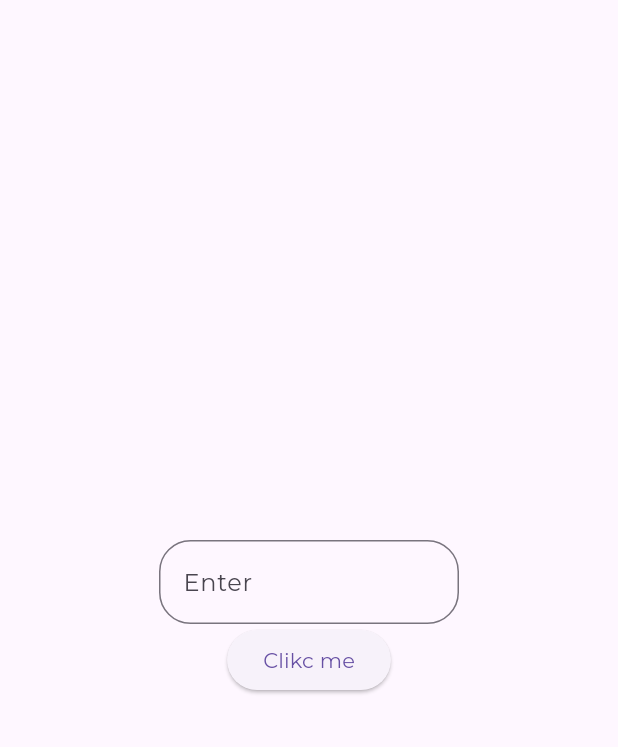
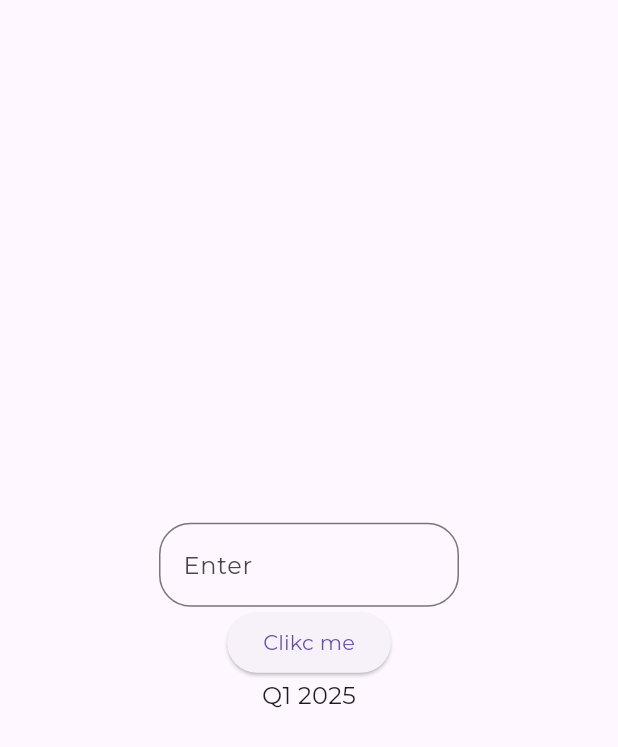
Before and after one commit to masked-redhat/learn-flutter, a Flutter app: the screen it shows after launch, on a phone screen of 412 x 824 dp. Shown: the top 747 px of the screen. Run offline on Flutter 3.47's test engine with Material 3 defaults, Android fonts, the phone set to English and light mode, and no system bars; project files that could hold a hidden picture were left out.

Commit message:
learn: date formatting

```diff
--- a/lib/main.dart
+++ b/lib/main.dart
@@ -1,6 +1,7 @@
 import 'package:app1/util/util.dart';
 import 'package:flutter/material.dart';
 import 'package:flutter/services.dart';
+import 'package:intl/intl.dart';
 
 void main() {
   runApp(const MainApp());
@@ -37,7 +38,7 @@ class MainWidget extends StatelessWidget {
         child: Column(
           mainAxisAlignment: MainAxisAlignment.center,
           children: [
-            Container(
+            SizedBox(
               width: 200,
               child: TextField(
                 controller: fieldController,
@@ -54,6 +55,7 @@ class MainWidget extends StatelessWidget {
               onPressed: () => print(fieldController.text),
               child: Text("Clikc me"),
             ),
+            Text('${DateFormat('yQQQ').format(DateTime.now())}'),
           ],
         ),
       ),
--- a/pubspec.yaml
+++ b/pubspec.yaml
@@ -14,6 +14,7 @@ dev_dependencies:
   flutter_test:
     sdk: flutter
   flutter_lints: ^5.0.0
+  intl: ^0.20.2
 
 flutter:
   uses-material-design: true
```
Also changed, not shown: pubspec.lock.
